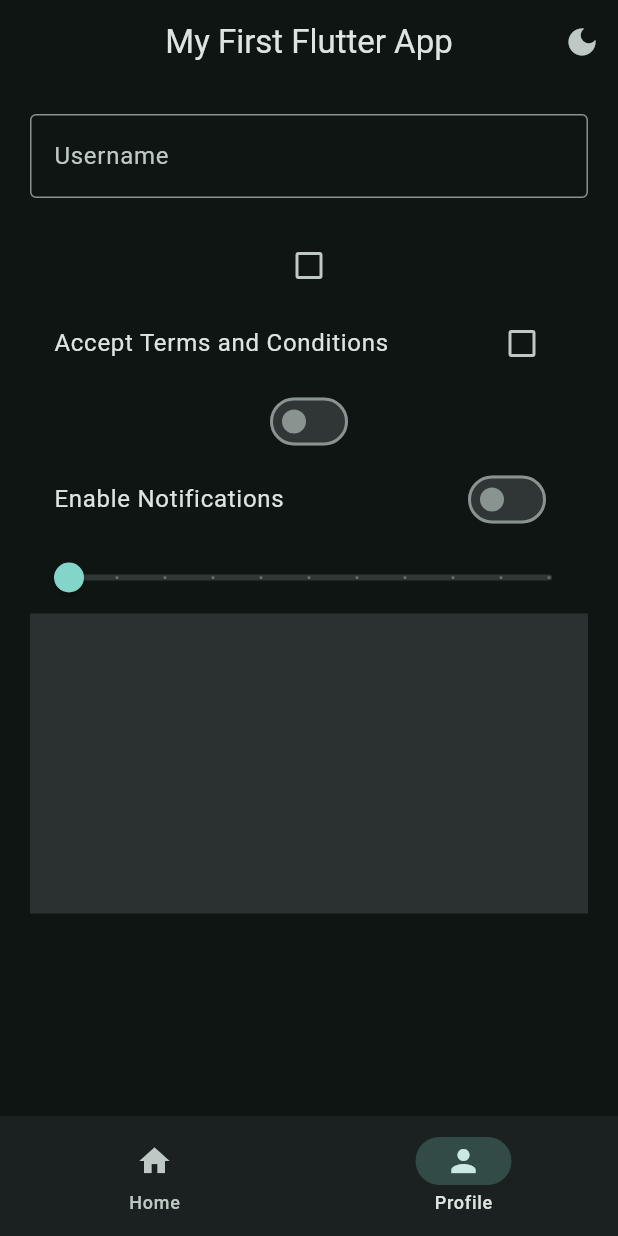
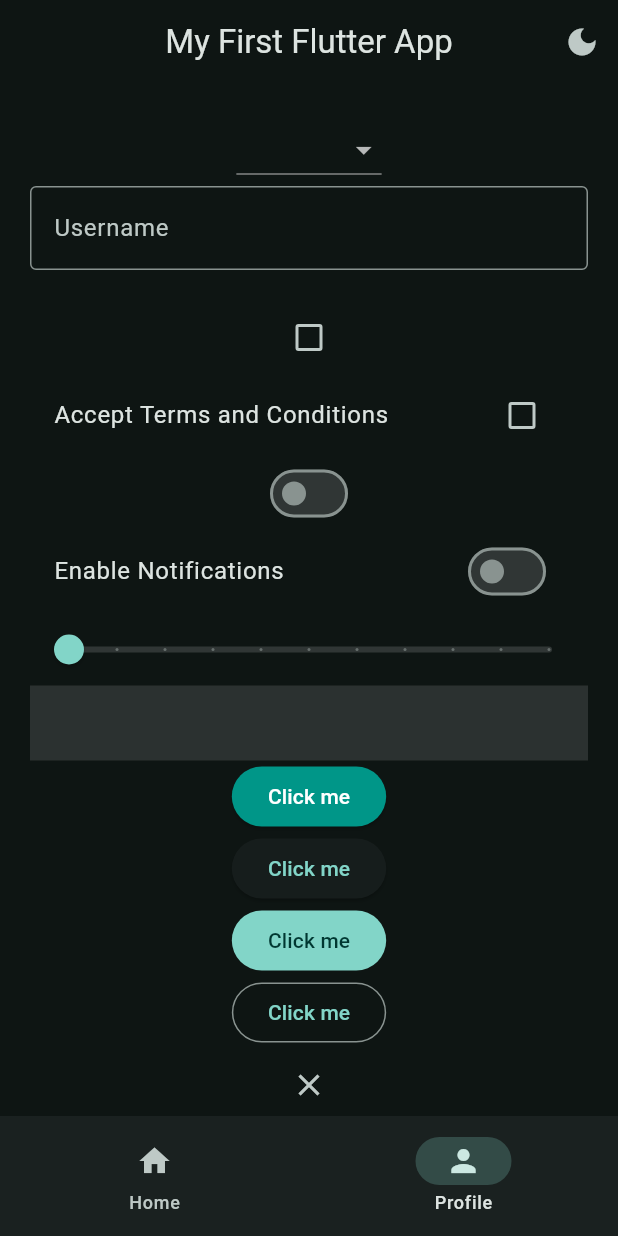
Before and after one commit to echo05w/chernovik, a Flutter app: the screen it shows after launch, item 2 of the bottom bar chosen, on a phone screen of 412 x 824 dp. Run offline on Flutter 3.47's test engine with Material 3 defaults, Android fonts, the phone set to English and light mode, and no system bars.

Commit message:
Used all kindo Buttons + DropDownButton

```diff
--- a/lib/views/pages/profille_page.dart
+++ b/lib/views/pages/profille_page.dart
@@ -12,6 +12,7 @@ class _ProfillePageState extends State<ProfillePage> {
   bool? isChecked = false;
   bool isSwitched = false;
   double sliderValue = 0.0;
+  String? menuItem ;
   @override
   Widget build(BuildContext context) {
     return SingleChildScrollView(
@@ -19,6 +20,19 @@ class _ProfillePageState extends State<ProfillePage> {
         padding: const EdgeInsets.all(20.0),
         child: Column(
           children: [
+            DropdownButton(
+              value: menuItem,
+              items: const [
+                DropdownMenuItem(value: 'e1', child: Text("Element 1")),
+                DropdownMenuItem(value: 'e2', child: Text("Element 2")),
+                DropdownMenuItem(value: 'e3', child: Text("Element 3")),
+              ],
+              onChanged: (String? value) {
+                setState(() {
+                  menuItem = value;
+                });
+              },
+            ),
             TextField(
               controller: controller,
               decoration: InputDecoration(
@@ -82,12 +96,24 @@ class _ProfillePageState extends State<ProfillePage> {
                 print("Image Tapped");
               },
               child: Container(
-                height: 200,
+                height: 50,
                 width: double.infinity,
                 color: Colors.white12,
               ),
             ),
-            //  Image.asset("assets/icons/uzbFlag.png"),
+            ElevatedButton(
+              onPressed: () {},
+              style: ElevatedButton.styleFrom(
+                backgroundColor: Colors.teal,
+                foregroundColor: Colors.white,
+              ),
+              child: Text("Click me"),
+            ),
+            ElevatedButton(onPressed: () {}, child: Text("Click me")),
+            FilledButton(onPressed: () {}, child: Text("Click me")),
+            OutlinedButton(onPressed: () {}, child: Text("Click me")),
+            CloseButton(),
+            BackButton(),
           ],
         ),
       ),
```
